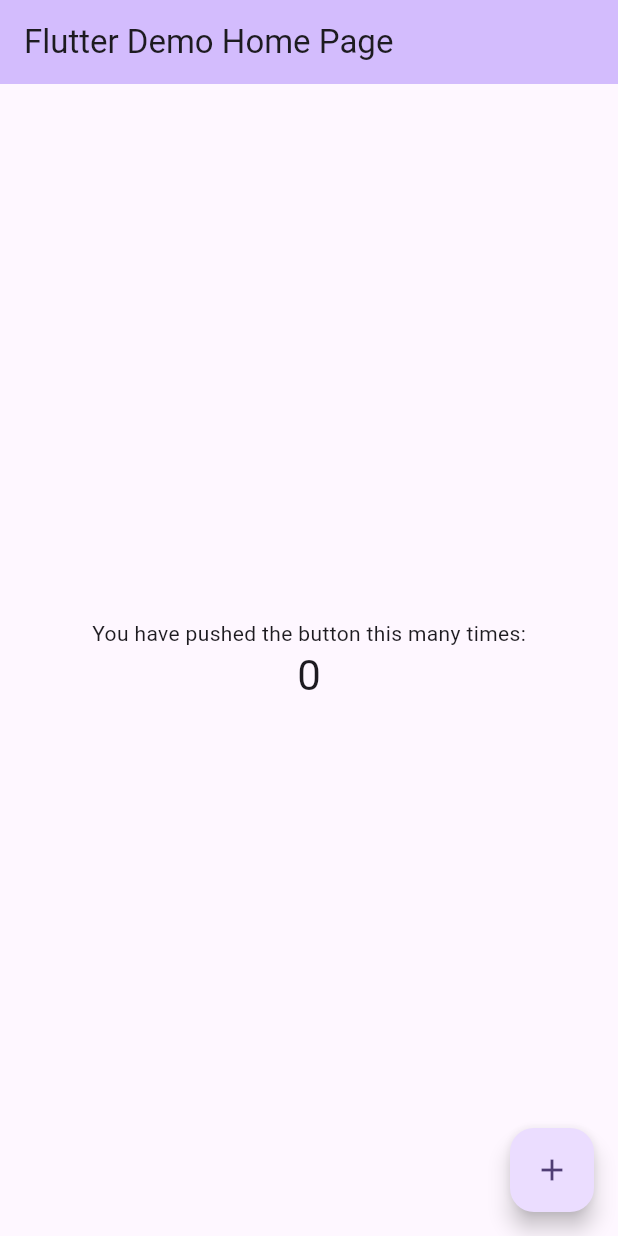
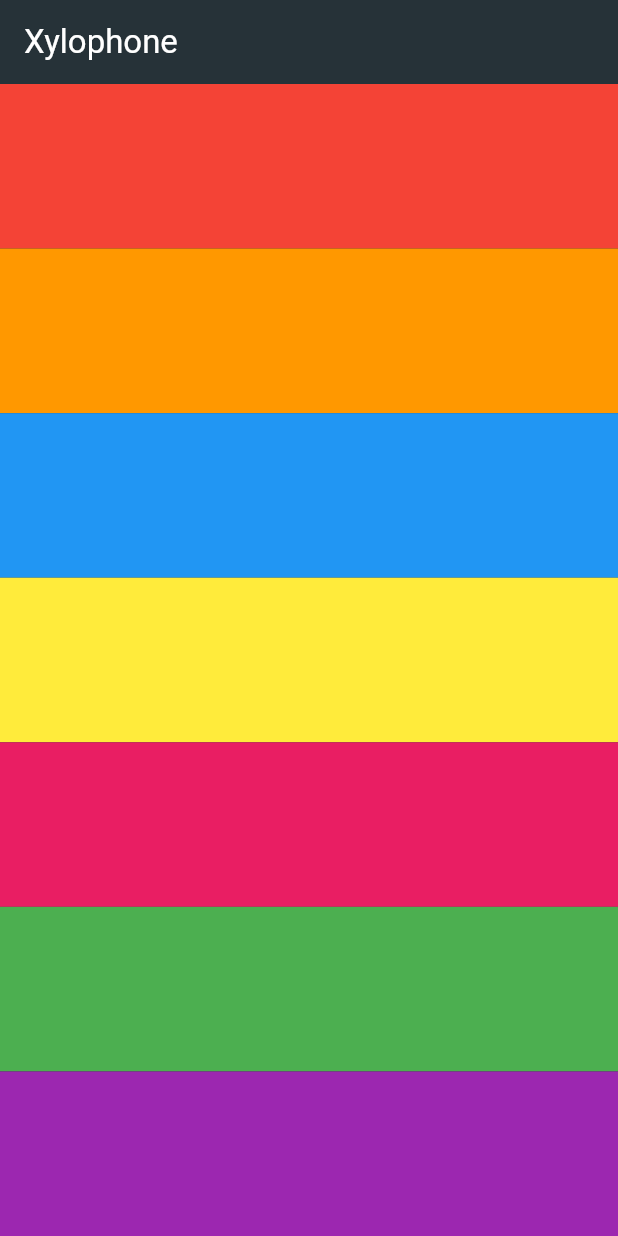
Before and after one commit to yaroslavsolokha/xylophone, a Flutter app: the screen it shows after launch, on a phone screen of 412 x 824 dp. Run offline on Flutter 3.47's test engine with Material 3 defaults, Android fonts, the phone set to English and light mode, and no system bars.

Commit message:
adding main screen and widgets

```diff
--- a/lib/main.dart
+++ b/lib/main.dart
@@ -1,125 +1,6 @@
 import 'package:flutter/material.dart';
+import 'package:xylophone/screens/main.dart';
 
 void main() {
-  runApp(const MyApp());
+  runApp(const MainScreen());
 }
-
-class MyApp extends StatelessWidget {
-  const MyApp({super.key});
-
-  // This widget is the root of your application.
-  @override
-  Widget build(BuildContext context) {
-    return MaterialApp(
-      title: 'Flutter Demo',
-      theme: ThemeData(
-        // This is the theme of your application.
-        //
-        // TRY THIS: Try running your application with "flutter run". You'll see
-        // the application has a purple toolbar. Then, without quitting the app,
-        // try changing the seedColor in the colorScheme below to Colors.green
-        // and then invoke "hot reload" (save your changes or press the "hot
-        // reload" button in a Flutter-supported IDE, or press "r" if you used
-        // the command line to start the app).
-        //
-        // Notice that the counter didn't reset back to zero; the application
-        // state is not lost during the reload. To reset the state, use hot
-        // restart instead.
-        //
-        // This works for code too, not just values: Most code changes can be
-        // tested with just a hot reload.
-        colorScheme: ColorScheme.fromSeed(seedColor: Colors.deepPurple),
-        useMaterial3: true,
-      ),
-      home: const MyHomePage(title: 'Flutter Demo Home Page'),
-    );
-  }
-}
-
-class MyHomePage extends StatefulWidget {
-  const MyHomePage({super.key, required this.title});
-
-  // This widget is the home page of your application. It is stateful, meaning
-  // that it has a State object (defined below) that contains fields that affect
-  // how it looks.
-
-  // This class is the configuration for the state. It holds the values (in this
-  // case the title) provided by the parent (in this case the App widget) and
-  // used by the build method of the State. Fields in a Widget subclass are
-  // always marked "final".
-
-  final String title;
-
-  @override
-  State<MyHomePage> createState() => _MyHomePageState();
-}
-
-class _MyHomePageState extends State<MyHomePage> {
-  int _counter = 0;
-
-  void _incrementCounter() {
-    setState(() {
-      // This call to setState tells the Flutter framework that something has
-      // changed in this State, which causes it to rerun the build method below
-      // so that the display can reflect the updated values. If we changed
-      // _counter without calling setState(), then the build method would not be
-      // called again, and so nothing would appear to happen.
-      _counter++;
-    });
-  }
-
-  @override
-  Widget build(BuildContext context) {
-    // This method is rerun every time setState is called, for instance as done
-    // by the _incrementCounter method above.
-    //
-    // The Flutter framework has been optimized to make rerunning build methods
-    // fast, so that you can just rebuild anything that needs updating rather
-    // than having to individually change instances of widgets.
-    return Scaffold(
-      appBar: AppBar(
-        // TRY THIS: Try changing the color here to a specific color (to
-        // Colors.amber, perhaps?) and trigger a hot reload to see the AppBar
-        // change color while the other colors stay the same.
-        backgroundColor: Theme.of(context).colorScheme.inversePrimary,
-        // Here we take the value from the MyHomePage object that was created by
-        // the App.build method, and use it to set our appbar title.
-        title: Text(widget.title),
-      ),
-      body: Center(
-        // Center is a layout widget. It takes a single child and positions it
-        // in the middle of the parent.
-        child: Column(
-          // Column is also a layout widget. It takes a list of children and
-          // arranges them vertically. By default, it sizes itself to fit its
-          // children horizontally, and tries to be as tall as its parent.
-          //
-          // Column has various properties to control how it sizes itself and
-          // how it positions its children. Here we use mainAxisAlignment to
-          // center the children vertically; the main axis here is the vertical
-          // axis because Columns are vertical (the cross axis would be
-          // horizontal).
-          //
-          // TRY THIS: Invoke "debug painting" (choose the "Toggle Debug Paint"
-          // action in the IDE, or press "p" in the console), to see the
-          // wireframe for each widget.
-          mainAxisAlignment: MainAxisAlignment.center,
-          children: <Widget>[
-            const Text(
-              'You have pushed the button this many times:',
-            ),
-            Text(
-              '$_counter',
-              style: Theme.of(context).textTheme.headlineMedium,
-            ),
-          ],
-        ),
-      ),
-      floatingActionButton: FloatingActionButton(
-        onPressed: _incrementCounter,
-        tooltip: 'Increment',
-        child: const Icon(Icons.add),
-      ), // This trailing comma makes auto-formatting nicer for build methods.
-    );
-  }
-}
--- /dev/null
+++ b/lib/screens/main.dart
@@ -0,0 +1,36 @@
+import 'package:flutter/material.dart';
+import 'package:xylophone/widgets/expanded_child.dart';
+
+class MainScreen extends StatelessWidget {
+  const MainScreen({super.key});
+
+  @override
+  Widget build(BuildContext context) {
+    return MaterialApp(
+      home: Scaffold(
+        backgroundColor: Colors.blueGrey[900],
+        appBar: AppBar(
+          backgroundColor: Colors.blueGrey[900],
+          title: const Text(
+            'Xylophone',
+            style: TextStyle(color: Colors.white),
+          ),
+        ),
+        body: const SafeArea(
+          child: Column(
+            crossAxisAlignment: CrossAxisAlignment.stretch,
+            children: [
+              ExpandedChild(id: 1, color: Colors.red),
+              ExpandedChild(id: 2, color: Colors.orange),
+              ExpandedChild(id: 3, color: Colors.blue),
+              ExpandedChild(id: 4, color: Colors.yellow),
+              ExpandedChild(id: 5, color: Colors.pink),
+              ExpandedChild(id: 6, color: Colors.green),
+              ExpandedChild(id: 7, color: Colors.purple),
+            ],
+          ),
+        ),
+      ),
+    );
+  }
+}
--- /dev/null
+++ b/lib/widgets/expanded_child.dart
@@ -0,0 +1,29 @@
+import 'package:flutter/material.dart';
+
+class ExpandedChild extends StatelessWidget {
+  const ExpandedChild({
+    super.key,
+    required this.id,
+    required this.color,
+  });
+
+  final int id;
+  final Color color;
+
+  @override
+  Widget build(BuildContext context) {
+    return Expanded(
+      child: TextButton(
+        style: TextButton.styleFrom(
+          padding: EdgeInsets.zero,
+        ),
+        onPressed: () {
+          print('clicked');
+        },
+        child: Container(
+          color: color,
+        ),
+      ),
+    );
+  }
+}
```
Also changed, not shown: 7 other files.
